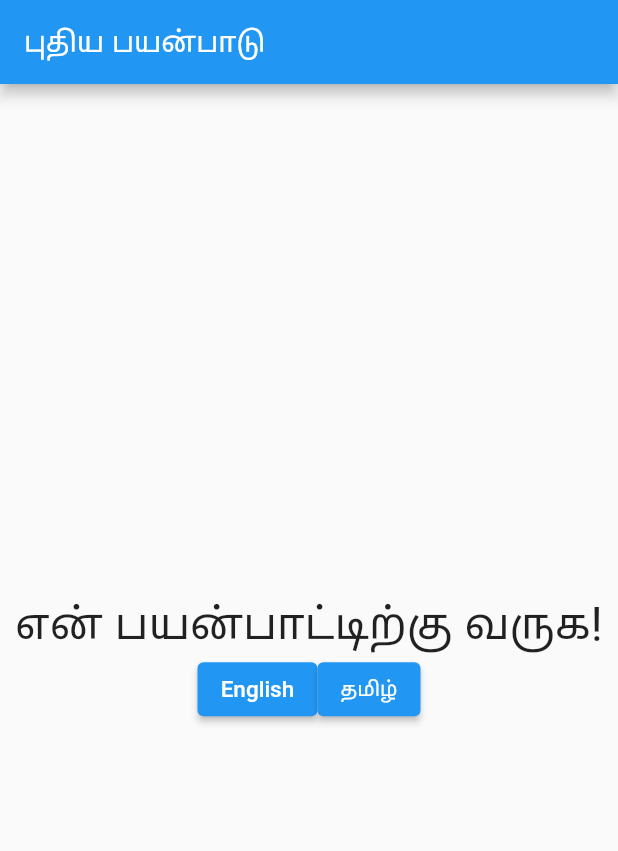
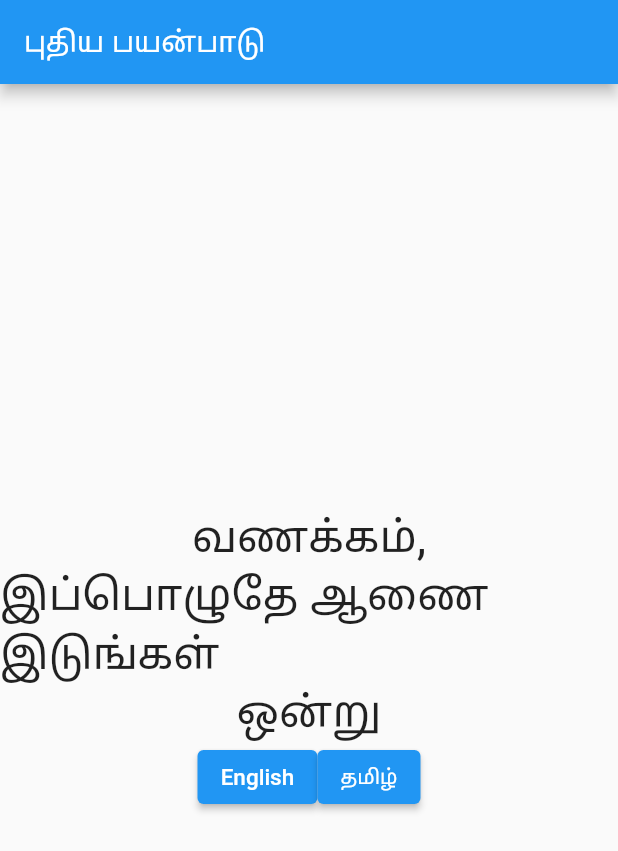
Before and after one commit to simplyKarthic/AppLocalization, a Flutter app: the screen it shows after launch, after a tap on "தமிழ்", on a phone screen of 412 x 824 dp. Shown: the top 851 px of the screen. Run offline on Flutter 3.47's test engine with Material 2 defaults, Android fonts, the phone set to English and light mode, and no system bars; our stand-ins replace shared_preferences.

Commit message:
added nested json features

```diff
--- a/assets/languages/en.json
+++ b/assets/languages/en.json
@@ -1,5 +1,13 @@
 {
   "title": "Flutter App",
   "hello": "Hello,",
-  "Message": "Welcome to my App!"
+  "Message": "Welcome to my App!",
+  "homePage": {
+    "hTitle": "Hello World",
+    "description": "order Now",
+    "button": {
+      "one": "one",
+      "two": "two"
+    }
+  }
 }
--- a/assets/languages/ta.json
+++ b/assets/languages/ta.json
@@ -1,5 +1,13 @@
 {
   "title": "புதிய பயன்பாடு",
   "hello": "வணக்கம்,",
-  "Message": "என் பயன்பாட்டிற்கு வருக!"
+  "Message": "என் பயன்பாட்டிற்கு வருக!",
+  "homePage": {
+    "hTitle": "வணக்கம் உலகம்",
+    "description": "இப்பொழுதே ஆணை இடுங்கள்",
+    "button": {
+      "one": "ஒன்று",
+      "two": "இரண்டு"
+    }
+  }
 }
--- a/lib/AppLocalizations.dart
+++ b/lib/AppLocalizations.dart
@@ -26,11 +26,20 @@ class AppLocalizations {
     await rootBundle.loadString('assets/languages/${locale.languageCode}.json');
     Map<String, dynamic> jsonMap = json.decode(jsonString);
 
-    _localizedStrings = jsonMap.map((key, value) {
-      return MapEntry(key, value.toString());
+    _localizedStrings = {};
+    _flattenMap(jsonMap, '', _localizedStrings);
+    return true;
+  }
+
+  void _flattenMap(Map<String, dynamic> map, String prefix, Map<String, String> flattened) {
+    map.forEach((key, value) {
+      String fullKey = prefix.isEmpty ? key : '$prefix.$key';
+      if (value is Map<String, dynamic>) {
+        _flattenMap(value, fullKey, flattened);
+      } else {
+        flattened[fullKey] = value.toString();
+      }
     });
-
-    return true;
   }
 
   // This method will be called from every widget which needs a localized text
--- a/lib/main.dart
+++ b/lib/main.dart
@@ -60,7 +60,15 @@ class AppLang extends StatelessWidget {
           crossAxisAlignment: CrossAxisAlignment.center,
           children: <Widget>[
             Text(
-              AppLocalizations.of(context).translate('Message'),
+              AppLocalizations.of(context).translate('hello'),
+              style: TextStyle(fontSize: 32),
+            ),
+            Text(
+              AppLocalizations.of(context).translate('homePage.description'),
+              style: TextStyle(fontSize: 32),
+            ),
+            Text(
+              AppLocalizations.of(context).translate('homePage.button.one'),
               style: TextStyle(fontSize: 32),
             ),
             Row(
```
